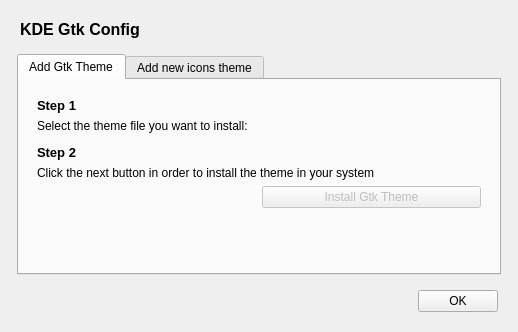
Old version of the form src/ui/dialog_installer.ui in the repository KDE/kde-gtk-config.
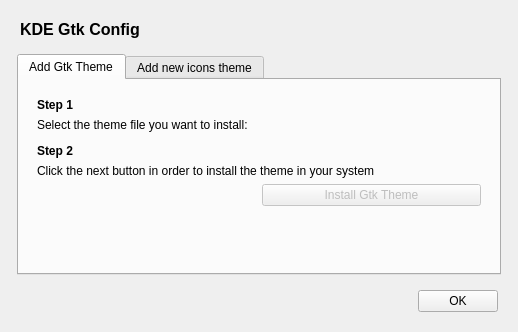
New version of the form. Icons and pictures are not drawn. Custom widgets are drawn as their Qt base class.

Commit message: i18n: simplify/improve some strings in .ui files

Diff of the .ui file:
```diff
--- a/src/ui/dialog_installer.ui
+++ b/src/ui/dialog_installer.ui
@@ -109,11 +109,7 @@
              </sizepolicy>
             </property>
             <property name="text">
-             <string>&lt;!DOCTYPE HTML PUBLIC &quot;-//W3C//DTD HTML 4.0//EN&quot; &quot;http://www.w3.org/TR/REC-html40/strict.dtd&quot;&gt;
-&lt;html&gt;&lt;head&gt;&lt;meta name=&quot;qrichtext&quot; content=&quot;1&quot; /&gt;&lt;style type=&quot;text/css&quot;&gt;
-p, li { white-space: pre-wrap; }
-&lt;/style&gt;&lt;/head&gt;&lt;body style=&quot; font-family:'Sans Serif'; font-size:9pt; font-weight:400; font-style:normal;&quot;&gt;
-&lt;p style=&quot; margin-top:0px; margin-bottom:0px; margin-left:0px; margin-right:0px; -qt-block-indent:0; text-indent:0px;&quot;&gt;&lt;span style=&quot; font-size:10pt; font-weight:600;&quot;&gt;Step 2&lt;/span&gt;&lt;/p&gt;&lt;/body&gt;&lt;/html&gt;</string>
+             <string>&lt;b&gt;Step 2&lt;/b&gt;</string>
             </property>
            </widget>
           </item>
@@ -177,11 +173,7 @@
              </sizepolicy>
             </property>
             <property name="text">
-             <string>&lt;!DOCTYPE HTML PUBLIC &quot;-//W3C//DTD HTML 4.0//EN&quot; &quot;http://www.w3.org/TR/REC-html40/strict.dtd&quot;&gt;
-&lt;html&gt;&lt;head&gt;&lt;meta name=&quot;qrichtext&quot; content=&quot;1&quot; /&gt;&lt;style type=&quot;text/css&quot;&gt;
-p, li { white-space: pre-wrap; }
-&lt;/style&gt;&lt;/head&gt;&lt;body style=&quot; font-family:'Sans Serif'; font-size:9pt; font-weight:400; font-style:normal;&quot;&gt;
-&lt;p style=&quot; margin-top:0px; margin-bottom:0px; margin-left:0px; margin-right:0px; -qt-block-indent:0; text-indent:0px;&quot;&gt;&lt;span style=&quot; font-size:10pt; font-weight:600;&quot;&gt;Step 1&lt;/span&gt;&lt;/p&gt;&lt;/body&gt;&lt;/html&gt;</string>
+             <string>&lt;b&gt;Step 1&lt;/b&gt;</string>
             </property>
            </widget>
           </item>
```
Left out of the diff: 12 changed lines with no effect on the pictures. The commit also changes 2 other files.
